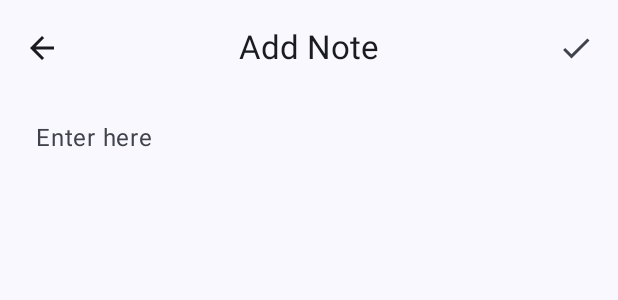
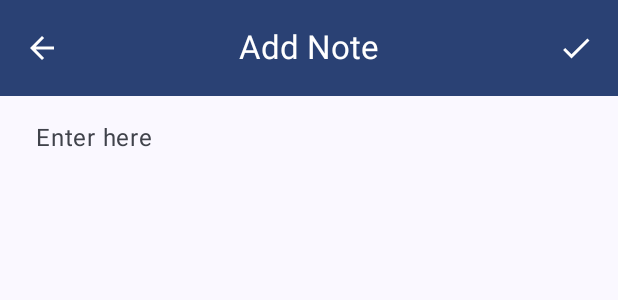
Before and after one commit to dnshariprasad/HNotes, an Android app built with Jetpack Compose: the @Preview function CreateNoteScreenPreview, on a phone screen of 412 x 824 dp. Shown: the top 300 px of the screen. Run offline under Robolectric (Android 15) with nearby library versions, the phone set to English and light mode, and no system bars.

```diff
--- a/app/src/main/java/com/htrack/hnotes/ui/screen/CreateNoteScreen.kt
+++ b/app/src/main/java/com/htrack/hnotes/ui/screen/CreateNoteScreen.kt
@@ -7,6 +7,7 @@ import androidx.compose.material.icons.Icons
 import androidx.compose.material.icons.filled.Done
 import androidx.compose.material3.Icon
 import androidx.compose.material3.IconButton
+import androidx.compose.material3.MaterialTheme
 import androidx.compose.material3.Text
 import androidx.compose.material3.TextField
 import androidx.compose.material3.TextFieldDefaults
@@ -23,8 +24,8 @@ import androidx.compose.ui.unit.dp
 import androidx.navigation.NavHostController
 import androidx.navigation.compose.rememberNavController
 import com.htrack.hnotes.R
-import com.htrack.hnotes.ui.view.BackNavigationIcon
-import com.htrack.hnotes.ui.view.ScreenCore
+import com.htrack.hnotes.ui.theme.BackNavigationIcon
+import com.htrack.hnotes.ui.theme.ScreenCore
 
 @Composable
 fun CreateNoteScreen(navController: NavHostController, notesList: MutableList<String>) {
@@ -51,6 +52,8 @@ fun CreateNoteScreen(navController: NavHostController, notesList: MutableList<St
             },
             placeholder = { Text(stringResource(R.string.enter_here)) },
             colors = TextFieldDefaults.colors(
+                disabledTextColor = MaterialTheme.colorScheme.onPrimary,
+                focusedTextColor = MaterialTheme.colorScheme.onPrimary,
                 focusedContainerColor = Color.Transparent,
                 unfocusedContainerColor = Color.Transparent,
                 disabledContainerColor = Color.Transparent,
--- a/app/src/main/java/com/htrack/hnotes/ui/view/AppView.kt
+++ b/app/src/main/java/com/htrack/hnotes/ui/theme/AppView.kt
@@ -1,5 +1,6 @@
-package com.htrack.hnotes.ui.view
+package com.htrack.hnotes.ui.theme
 
+import androidx.activity.SystemBarStyle
 import androidx.compose.foundation.background
 import androidx.compose.foundation.layout.PaddingValues
 import androidx.compose.foundation.layout.fillMaxSize
@@ -16,6 +17,7 @@ import androidx.compose.material3.MaterialTheme
 import androidx.compose.material3.Scaffold
 import androidx.compose.material3.Surface
 import androidx.compose.material3.Text
+import androidx.compose.material3.TopAppBarDefaults
 import androidx.compose.runtime.Composable
 import androidx.compose.ui.Modifier
 import androidx.compose.ui.draw.clip
@@ -32,6 +34,7 @@ fun ScreenCore(
     screen: @Composable (paddingValues: PaddingValues) -> Unit
 ) {
     HnotesTheme {
+        SystemBarStyle
         Surface(
             modifier = Modifier
                 .fillMaxSize()
@@ -40,6 +43,12 @@ fun ScreenCore(
                 modifier = Modifier.fillMaxSize(),
                 topBar = {
                     CenterAlignedTopAppBar(
+                        colors = TopAppBarDefaults.topAppBarColors(
+                            containerColor = MaterialTheme.colorScheme.primary,
+                            titleContentColor = MaterialTheme.colorScheme.onPrimary,
+                            navigationIconContentColor = MaterialTheme.colorScheme.onPrimary,
+                            actionIconContentColor = MaterialTheme.colorScheme.onSecondary
+                        ),
                         title = { Text(text = title) },
                         navigationIcon = navigationIcon,
                         actions = { actions() }
```
Also changed, not shown: app/src/main/java/com/htrack/hnotes/ui/screen/ListScreens.kt (+19 -8 lines), app/src/main/java/com/htrack/hnotes/ui/theme/Color.kt (+6 -6 lines), app/src/main/java/com/htrack/hnotes/ui/theme/Theme.kt (+14 -10 lines).
